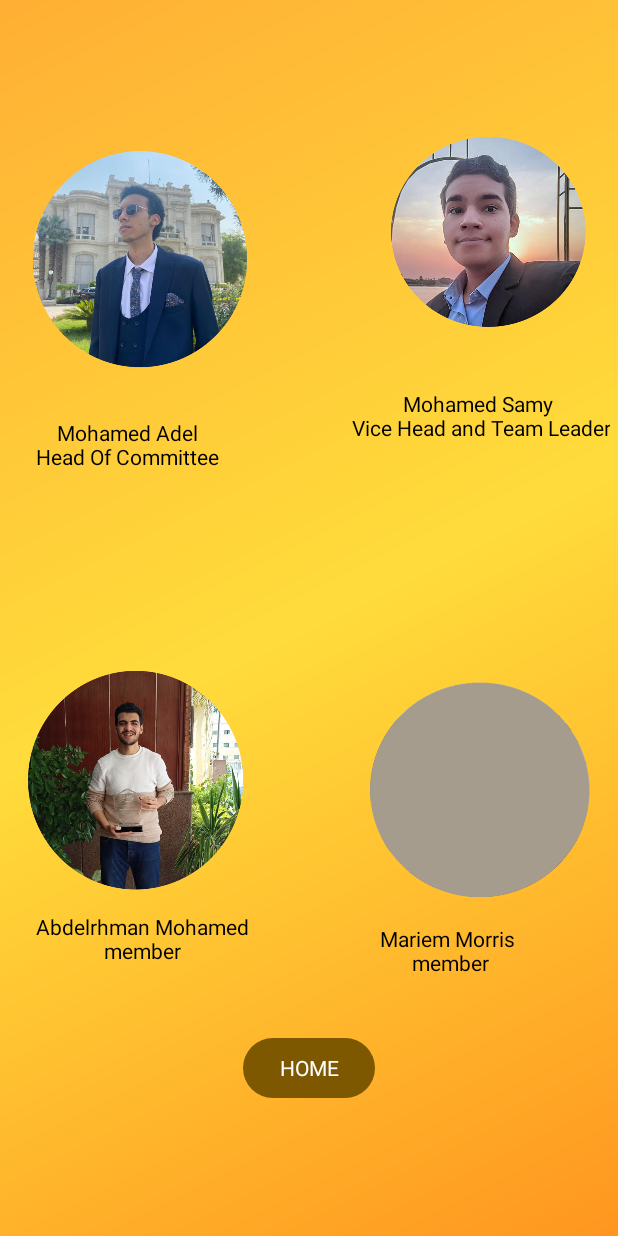
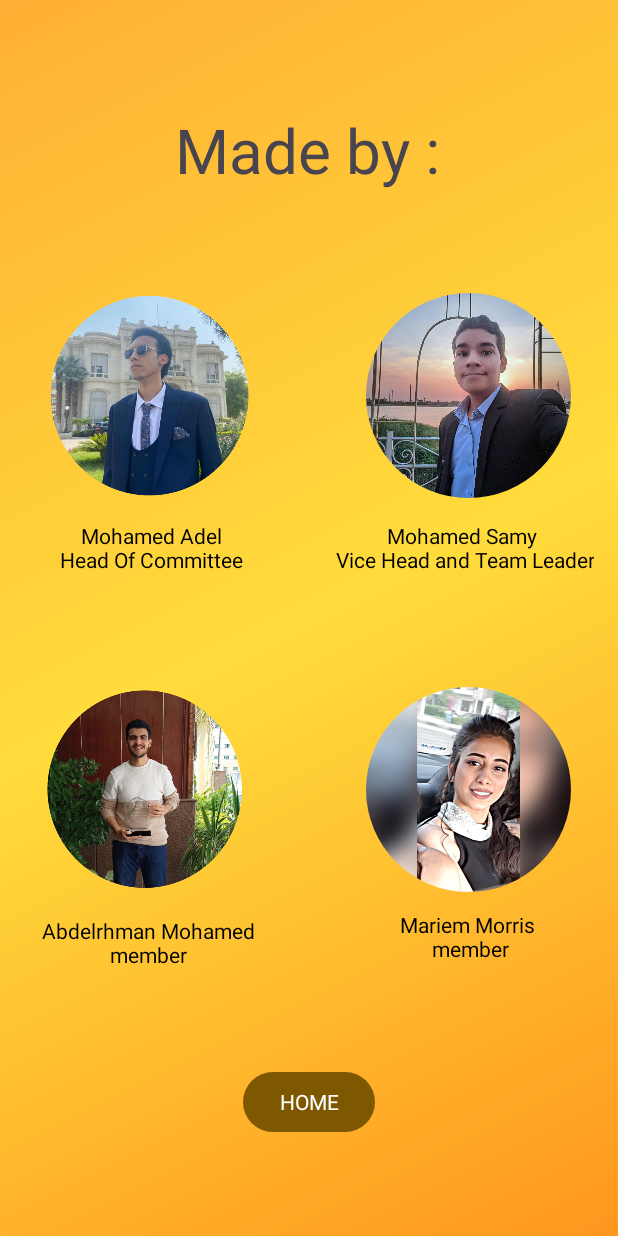
Before and after one commit to Mohamed-Samy26/RandoChat, an Android app: the AboutUsP3Activity screen opened directly, with no data from a screen before it, on a phone screen of 412 x 824 dp. Run offline under Robolectric (Android 15) with nearby library versions, the light colour scheme and no system bars; our stand-ins replace CircleImageView, sdp/ssp sizes; libraries missing offline, so code that uses them is left out: org.jitsi.meet.

Commit message:
Added mariem pic

```diff
--- a/app/src/main/res/drawable-v24/background_blue15.xml
+++ b/app/src/main/res/drawable-v24/background_blue15.xml
@@ -1,5 +1,5 @@
 <?xml version="1.0" encoding="utf-8"?>
-<shape xmlns:android="http://schemas.android.com/apk/res/android">
+<shape xmlns:android="http://schemas.android.com/apk/res/android"
  android:shape="rectangle">
     <solid android:color="#0D174188"/>
     <corners android:radius="15dp"/>
--- a/app/src/main/res/drawable/button.xml
+++ b/app/src/main/res/drawable/button.xml
@@ -1,5 +1,4 @@
 <?xml version="1.0" encoding="utf-8"?>
 <shape xmlns:android="http://schemas.android.com/apk/res/android"
-    android:shape="ring" android:padding="10dp"
-    >
+    android:shape="ring" android:padding="10dp">
 </shape>
--- a/app/src/main/res/layout/about_us3.xml
+++ b/app/src/main/res/layout/about_us3.xml
@@ -8,59 +8,66 @@
     android:background="@drawable/bg_gradient"
     tools:context=".ui.about.AboutUsP3Activity">
 
-    <ImageView
-        android:id="@+id/imageView10"
-        android:layout_width="0dp"
-        android:layout_height="163dp"
-        android:layout_marginEnd="17dp"
-        android:layout_marginBottom="216dp"
+    <de.hdodenhof.circleimageview.CircleImageView
+        android:id="@+id/circleImageView"
+        android:layout_width="@dimen/_105sdp"
+        android:layout_height="@dimen/_105sdp"
+        android:layout_marginTop="@dimen/_90sdp"
+        android:layout_marginEnd="@dimen/_24sdp"
+        android:layout_marginBottom="228dp"
+        android:src="@drawable/mariem"
         app:layout_constraintBottom_toBottomOf="parent"
         app:layout_constraintEnd_toEndOf="parent"
+        app:layout_constraintHorizontal_bias="1.0"
+        app:layout_constraintRight_toRightOf="@id/imageView6"
         app:layout_constraintStart_toEndOf="@+id/imageView6"
-        app:srcCompat="@drawable/unknown" />
+        app:layout_constraintTop_toBottomOf="@+id/samy"
+        app:layout_constraintVertical_bias="0.875" />
 
-    <ImageView
-        android:id="@+id/imageView5"
-        android:layout_width="133dp"
-        android:layout_height="139dp"
-        android:layout_marginTop="84dp"
-        android:layout_marginEnd="16dp"
+    <de.hdodenhof.circleimageview.CircleImageView
+        android:id="@+id/samy"
+        android:layout_width="@dimen/_105sdp"
+        android:layout_height="@dimen/_105sdp"
+        android:layout_marginTop="@dimen/_150sdp"
+        android:layout_marginEnd="@dimen/_24sdp"
+        android:src="@drawable/samy"
         app:layout_constraintEnd_toEndOf="parent"
-        app:layout_constraintStart_toEndOf="@+id/imageView4"
-        app:layout_constraintTop_toTopOf="parent"
-        app:srcCompat="@drawable/samy" />
+        app:layout_constraintHorizontal_bias="1.0"
+        app:layout_constraintStart_toEndOf="@+id/circleImageView2"
+        app:layout_constraintTop_toTopOf="parent" />
 
     <TextView
         android:id="@+id/textView"
         android:layout_width="wrap_content"
         android:layout_height="wrap_content"
-        android:layout_marginStart="24dp"
-        android:layout_marginTop="24dp"
+        android:layout_marginStart="40dp"
+        android:layout_marginTop="@dimen/_12sdp"
         android:gravity="center"
         android:text="Mohamed Adel\nHead Of Committee"
         android:textColor="@color/black"
         android:textSize="14sp"
         app:layout_constraintStart_toStartOf="parent"
-        app:layout_constraintTop_toBottomOf="@+id/imageView4" />
+        app:layout_constraintTop_toBottomOf="@+id/circleImageView2" />
 
     <ImageView
         android:id="@+id/imageView6"
-        android:layout_width="0dp"
-        android:layout_height="151dp"
-        android:layout_marginStart="15dp"
-        android:layout_marginEnd="79dp"
+        android:layout_width="@dimen/_105sdp"
+        android:layout_height="@dimen/_105sdp"
+        android:layout_marginStart="28dp"
+        android:layout_marginTop="@dimen/_90sdp"
         android:layout_marginBottom="228dp"
         app:layout_constraintBottom_toBottomOf="parent"
-        app:layout_constraintEnd_toStartOf="@+id/imageView10"
         app:layout_constraintStart_toStartOf="parent"
+        app:layout_constraintTop_toBottomOf="@+id/circleImageView2"
+        app:layout_constraintVertical_bias="0.867"
         app:srcCompat="@drawable/abdelrhman" />
 
     <TextView
         android:id="@+id/textView7"
         android:layout_width="wrap_content"
         android:layout_height="wrap_content"
-        android:layout_marginStart="24dp"
-        android:layout_marginTop="12dp"
+        android:layout_marginStart="28dp"
+        android:layout_marginTop="16dp"
         android:gravity="center"
         android:text="Abdelrhman Mohamed\nmember"
         android:textColor="@color/black"
@@ -71,40 +78,36 @@
         android:id="@+id/textView8"
         android:layout_width="wrap_content"
         android:layout_height="wrap_content"
-        android:layout_marginTop="8dp"
-        android:layout_marginEnd="48dp"
+        android:layout_marginTop="12dp"
+        android:layout_marginEnd="52dp"
         android:gravity="center"
         android:text="Mariem Morris \nmember"
         android:textColor="@color/black"
-        app:layout_constraintEnd_toEndOf="@+id/imageView10"
-        app:layout_constraintTop_toBottomOf="@+id/imageView10" />
+        app:layout_constraintEnd_toEndOf="parent"
+        app:layout_constraintTop_toBottomOf="@+id/circleImageView" />
 
-    <ImageView
-        android:id="@+id/imageView4"
-        android:layout_width="148dp"
-        android:layout_height="164dp"
-        android:layout_marginStart="15dp"
-        android:layout_marginTop="68dp"
-        android:layout_marginEnd="88dp"
-        android:layout_marginBottom="410dp"
-        app:layout_constraintBottom_toTopOf="@+id/home_btn"
-        app:layout_constraintEnd_toStartOf="@+id/imageView5"
+    <de.hdodenhof.circleimageview.CircleImageView
+        android:id="@+id/circleImageView2"
+        android:layout_width="@dimen/_105sdp"
+        android:layout_height="@dimen/_105sdp"
+        android:layout_marginStart="@dimen/_24sdp"
+        android:layout_marginTop="@dimen/_150sdp"
+        android:src="@drawable/adel"
         app:layout_constraintStart_toStartOf="parent"
-        app:layout_constraintTop_toTopOf="parent"
-        app:srcCompat="@drawable/adel" />
+        app:layout_constraintTop_toTopOf="parent" />
 
     <TextView
         android:id="@+id/textView6"
         android:layout_width="wrap_content"
         android:layout_height="wrap_content"
-        android:layout_marginTop="36dp"
-        android:layout_marginEnd="5dp"
+        android:layout_marginTop="@dimen/_12sdp"
+        android:layout_marginEnd="16dp"
         android:gravity="center"
         android:text="Mohamed Samy\n Vice Head and Team Leader"
         android:textColor="@color/black"
         android:textSize="14sp"
         app:layout_constraintEnd_toEndOf="parent"
-        app:layout_constraintTop_toBottomOf="@+id/imageView5" />
+        app:layout_constraintTop_toBottomOf="@+id/samy" />
 
     <Button
         android:id="@+id/home_btn"
@@ -114,7 +117,18 @@
         android:text="HOME"
         app:layout_constraintBottom_toBottomOf="parent"
         app:layout_constraintEnd_toEndOf="parent"
+        app:layout_constraintStart_toStartOf="parent" />
+
+    <TextView
+        android:id="@+id/textView9"
+        android:layout_width="wrap_content"
+        android:layout_height="wrap_content"
+        android:layout_marginTop="72dp"
+        android:text="Made by :"
+        android:textSize="@dimen/_32sdp"
+        app:layout_constraintEnd_toEndOf="parent"
+        app:layout_constraintHorizontal_bias="0.497"
         app:layout_constraintStart_toStartOf="parent"
-        app:layout_constraintTop_toBottomOf="@+id/imageView4" />
+        app:layout_constraintTop_toTopOf="parent" />
 
 </androidx.constraintlayout.widget.ConstraintLayout>
```
Also changed, not shown: app/src/main/res/drawable-v24/gradient_drawable_dark.xml (deleted, +0 -11 lines), app/src/main/res/drawable-v24/gradient_drawable_light.xml (deleted, +0 -11 lines), app/src/main/res/drawable/bg_gradient2.xml (deleted, +0 -14 lines), app/src/main/res/drawable/bg_gradient3.xml (deleted, +0 -14 lines), app/src/main/res/drawable/bg_list.xml (deleted, +0 -13 lines), app/src/main/res/drawable-v24/chat.png (deleted), app/src/main/res/drawable-v24/typing.jpg (deleted), app/src/main/res/drawable-v24/typing_new2.png (deleted), app/src/main/res/drawable/chat.png (deleted), app/src/main/res/drawable/mariem.jpeg (added), app/src/main/res/drawable/randochat_logo.png (deleted), app/src/main/res/drawable/samy.jpg (added), app/src/main/res/drawable/samy.png (deleted), app/src/main/res/drawable/typing.jpg (deleted), 1 more files.
